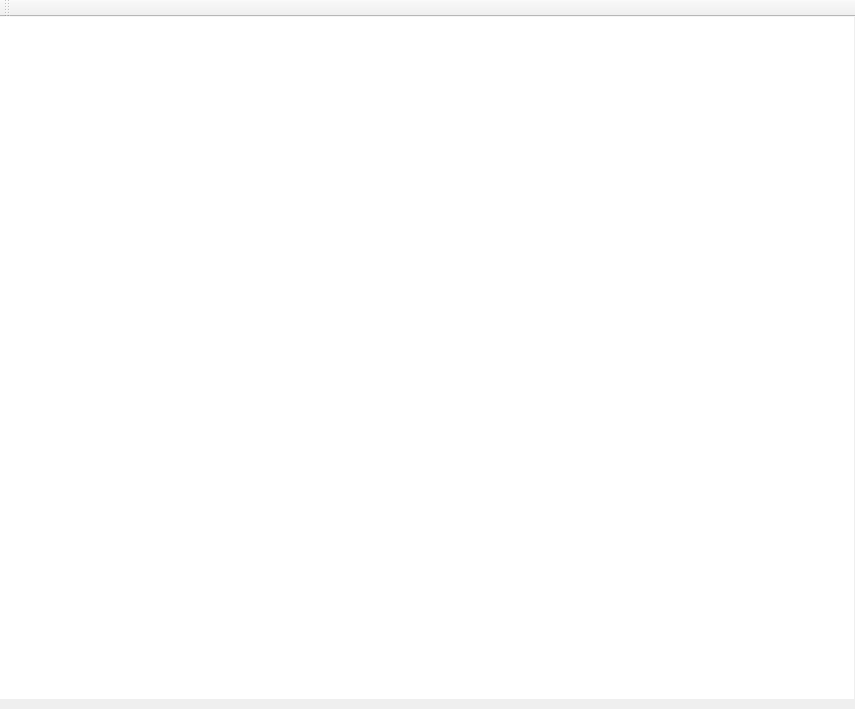
First picture: the form in crushcolorsaga/mainwindow.ui, repository scorpheus/crush-color-saga-ggj2014, before the edit.
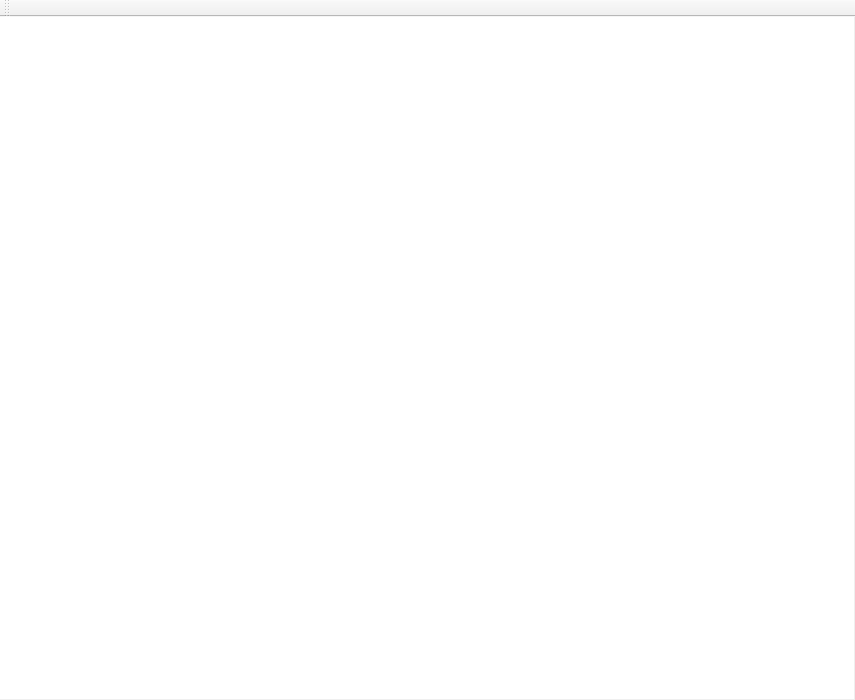
Second picture: the form after the edit.

Commit message: making polish on size screen.

Patch:
```diff
--- a/crushcolorsaga/mainwindow.ui
+++ b/crushcolorsaga/mainwindow.ui
@@ -7,7 +7,7 @@
     <x>0</x>
     <y>0</y>
     <width>855</width>
-    <height>709</height>
+    <height>700</height>
    </rect>
   </property>
   <property name="windowTitle">
```
Left out of the diff: 2 changed lines with no effect on the pictures. The commit also changes 1 other file.
